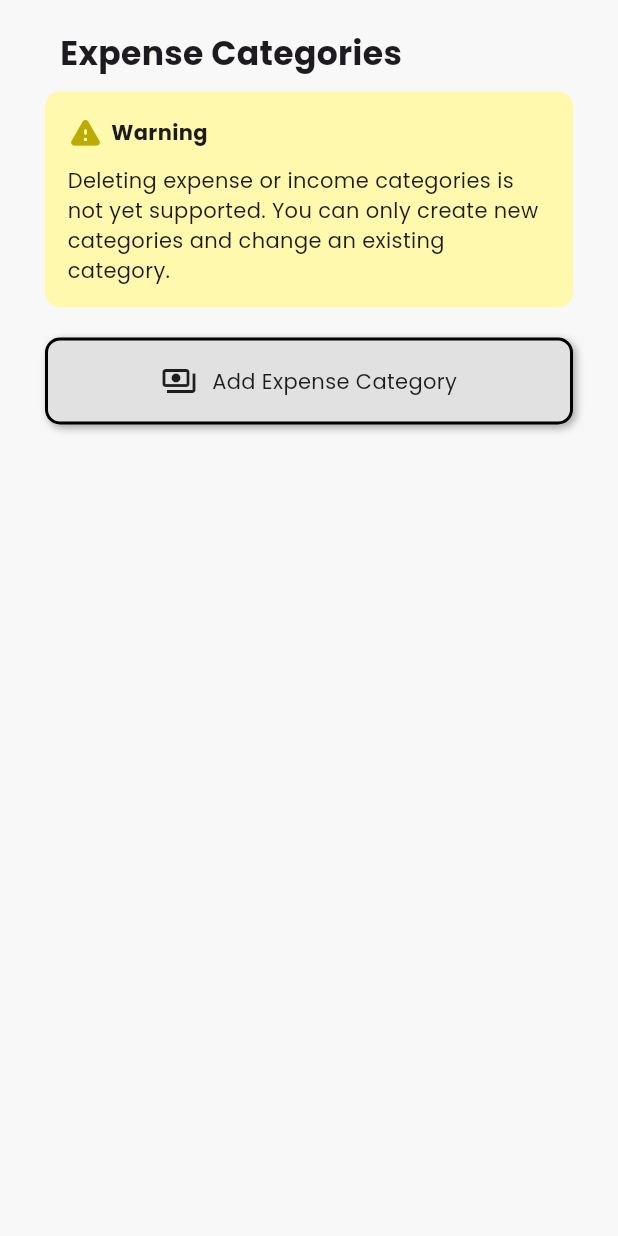
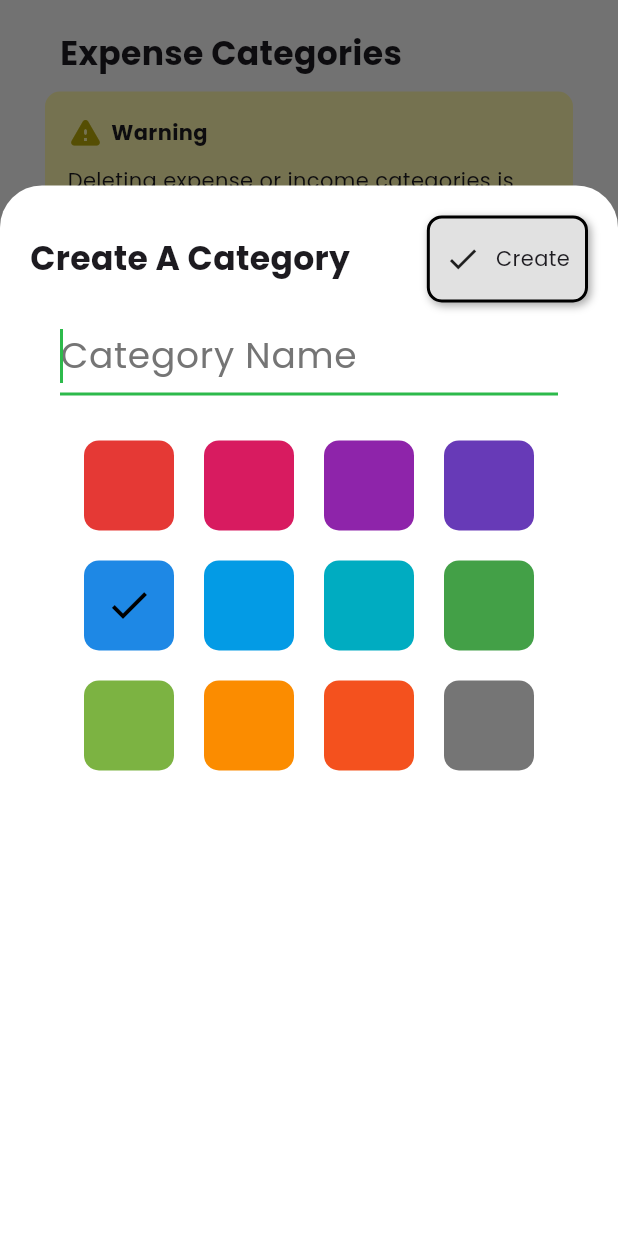
Before and after one commit to hrushikeshrv/money-warden, a Flutter app: the TransactionCategoriesList screen opened by its route, after a tap on an icon or button, on a phone screen of 412 x 824 dp. Run offline on Flutter 3.47's test engine with Material 3 defaults, Android fonts, the phone set to English and light mode, and no system bars; our stand-ins replace community_charts_flutter, firebase_core, google_sign_in, googleapis_auth, shared_preferences; missing offline and left inert: community_charts_common, extension_google_sign_in_as_googleapis_auth, googleapis; accounts and stored records are empty.

Commit message:
Users can now add categories

```diff
--- a/lib/models/budget_sheet.dart
+++ b/lib/models/budget_sheet.dart
@@ -132,6 +132,28 @@ class BudgetSheet extends ChangeNotifier {
     var categoryData = await SheetsService.getTransactionCategories(null);
     expenseCategories = categoryData['expense']!;
     incomeCategories = categoryData['income']!;
+  }
+
+  /// Create a category in the metadata sheet in the selected
+  /// budget spreadsheet.
+  Future<void> createCategory({ required category.Category category, required TransactionType transactionType }) async {
+    var arr = transactionType == TransactionType.expense ? expenseCategories : incomeCategories;
+    int maxRow = 0;
+    for (var cat in arr) {
+      int cell = 0;
+      if (cat.cellId == null) cell = 0;
+      cell = int.parse(cat.cellId!.substring(1));
+      if (cell > maxRow) maxRow = cell;
+    }
+    String cellId = transactionType == TransactionType.expense ? 'B${maxRow+1}' : 'C${maxRow+1}';
+    category.cellId = cellId;
+    await SheetsService.setTransactionCategoryName(cellId: cellId, name: category.name);
+    arr.add(category);
+    setCategoryBackgroundColor(
+      category: category,
+      transactionType: transactionType,
+      color: category.backgroundColor ?? getRandomGraphColor()
+    );
   }
 
   /// Set the background color for a transaction category both in the
--- /dev/null
+++ b/lib/pages/add_category.dart
@@ -0,0 +1,140 @@
+import 'package:flutter/material.dart';
+import 'package:money_warden/utils/utils.dart';
+import 'package:provider/provider.dart';
+
+import 'package:money_warden/components/heading1.dart';
+import 'package:money_warden/components/mw_action_button.dart';
+import 'package:money_warden/models/budget_sheet.dart';
+import 'package:money_warden/models/category.dart' as category;
+import 'package:money_warden/models/transaction.dart';
+
+class AddCategoryPage extends StatefulWidget {
+  final TransactionType transactionType;
+  const AddCategoryPage({
+    super.key,
+    required this.transactionType,
+  });
+
+  @override
+  State<AddCategoryPage> createState() => _AddCategoryPageState();
+}
+
+class _AddCategoryPageState extends State<AddCategoryPage> {
+  bool _loading = false;
+  Color backgroundColor = getRandomGraphColor();
+  TextEditingController categoryNameController = TextEditingController();
+
+  @override
+  void initState() {
+    super.initState();
+  }
+
+  @override
+  Widget build(BuildContext context) {
+    return Consumer<BudgetSheet>(
+        builder: (context, budget, child) {
+          return Container(
+              padding: const EdgeInsets.all(20),
+              child: Column(
+                crossAxisAlignment: CrossAxisAlignment.stretch,
+                children: [
+                  Row(
+                    mainAxisAlignment: MainAxisAlignment.spaceBetween,
+                    children: [
+                      const Heading1(text: 'Create A Category'),
+                      MwActionButton(
+                          leading: const Icon(Icons.check),
+                          text: 'Create',
+                          onTap: () {
+                            if (_loading) return;
+                            category.Category newCat = category.Category(
+                              name: categoryNameController.text,
+                              backgroundColor: backgroundColor,
+                              cellId: ''
+                            );
+                            budget.createCategory(category: newCat, transactionType: widget.transactionType);
+                            Navigator.of(context).pop();
+                          }
+                      )
+                    ],
+                  ),
+                  const SizedBox(height: 10),
+                  Expanded(
+                    child: ListView(
+                        children: [
+                          Padding(
+                            padding: const EdgeInsets.symmetric(horizontal: 20),
+                            child: Column(
+                              children: [
+                                TextField(
+                                  controller: categoryNameController,
+                                  autofocus: true,
+                                  style: const TextStyle(
+                                      fontSize: 24
+                                  ),
+                                  decoration: InputDecoration(
+                                    border: const UnderlineInputBorder(),
+                                    hintText: 'Category Name',
+                                    hintStyle: TextStyle(color: Colors.grey.shade600),
+                                  ),
+                                ),
+                                const SizedBox(height: 10),
+                              ],
+                            ),
+                          ),
+                          Padding(
+                            padding: const EdgeInsets.symmetric(horizontal: 10, vertical: 20),
+                            child: Center(
+                              child: Wrap(
+                                spacing: 20,
+                                runSpacing: 20,
+                                children: mwColors.map<Widget>((color) {
+                                  return GestureDetector(
+                                      onTap: () {
+                                        setState(() {
+                                          backgroundColor = color;
+                                        });
+                                      },
+                                      child: backgroundColor == color
+                                          ? Stack(
+                                        alignment: Alignment.center,
+                                        children: [
+                                          Container(
+                                            decoration: BoxDecoration(
+                                              color: color,
+                                              borderRadius: BorderRadius.circular(10),
+                                              // border: Border.all(color: Theme.of(context).colorScheme.surfaceDim, width: 4)
+                                            ),
+                                            width: 60,
+                                            height: 60,
+                                          ),
+                                          const Icon(
+                                            Icons.check,
+                                            size: 32,
+                                            color: Colors.black,
+                                          ),
+                                        ],
+                                      )
+                                          : Container(
+                                        decoration: BoxDecoration(
+                                          color: color,
+                                          borderRadius: BorderRadius.circular(10),
+                                        ),
+                                        width: 60,
+                                        height: 60,
+                                      )
+                                  );
+                                }).toList(),
+                              ),
+                            ),
+                          ) ,
+                        ]
+                    ),
+                  )
+                ],
+              )
+          );
+        }
+    );
+  }
+}
--- a/lib/pages/transaction_categories_list.dart
+++ b/lib/pages/transaction_categories_list.dart
@@ -5,6 +5,7 @@ import 'package:provider/provider.dart';
 import 'package:money_warden/components/category_tile.dart';
 import 'package:money_warden/components/heading1.dart';
 import 'package:money_warden/components/mw_warning.dart';
+import 'package:money_warden/pages/add_category.dart';
 import 'package:money_warden/models/budget_sheet.dart';
 import 'package:money_warden/models/transaction.dart';
 
@@ -46,7 +47,18 @@ class _TransactionCategoriesListState extends State<TransactionCategoriesList> {
                   MwActionButton(
                     leading: widget.transactionType == TransactionType.expense ? const Icon(Icons.payments_outlined) : const Icon(Icons.savings_outlined),
                     text: 'Add $transactionType Category',
-                    onTap: () {}
+                    onTap: () {
+                      showModalBottomSheet(
+                        context: context,
+                        isScrollControlled: true,
+                        builder: (context) {
+                          return FractionallySizedBox(
+                              heightFactor: 0.85,
+                              child: AddCategoryPage(transactionType: widget.transactionType)
+                          );
+                        }
+                      );
+                    }
                   ),
 
                   const SizedBox(height: 20),
@@ -55,6 +67,8 @@ class _TransactionCategoriesListState extends State<TransactionCategoriesList> {
                     shrinkWrap: true,
                     itemBuilder: (context, index) {
                       if (widget.transactionType == TransactionType.expense) {
+                        // Don't show the "Uncategorized" category here.
+                        if (budget.expenseCategories[index].name == 'Uncategorized') return Container();
                         return CategoryTile(category: budget.expenseCategories[index], transactionType: widget.transactionType);
                       }
                       else {
--- a/lib/services/sheets.dart
+++ b/lib/services/sheets.dart
@@ -1,5 +1,6 @@
 import 'package:flutter/material.dart' as material;
 import 'package:googleapis/drive/v3.dart';
+import 'package:googleapis/shared.dart';
 import 'package:googleapis/sheets/v4.dart';
 import 'package:http/http.dart';
 import 'package:money_warden/models/category.dart';
```
